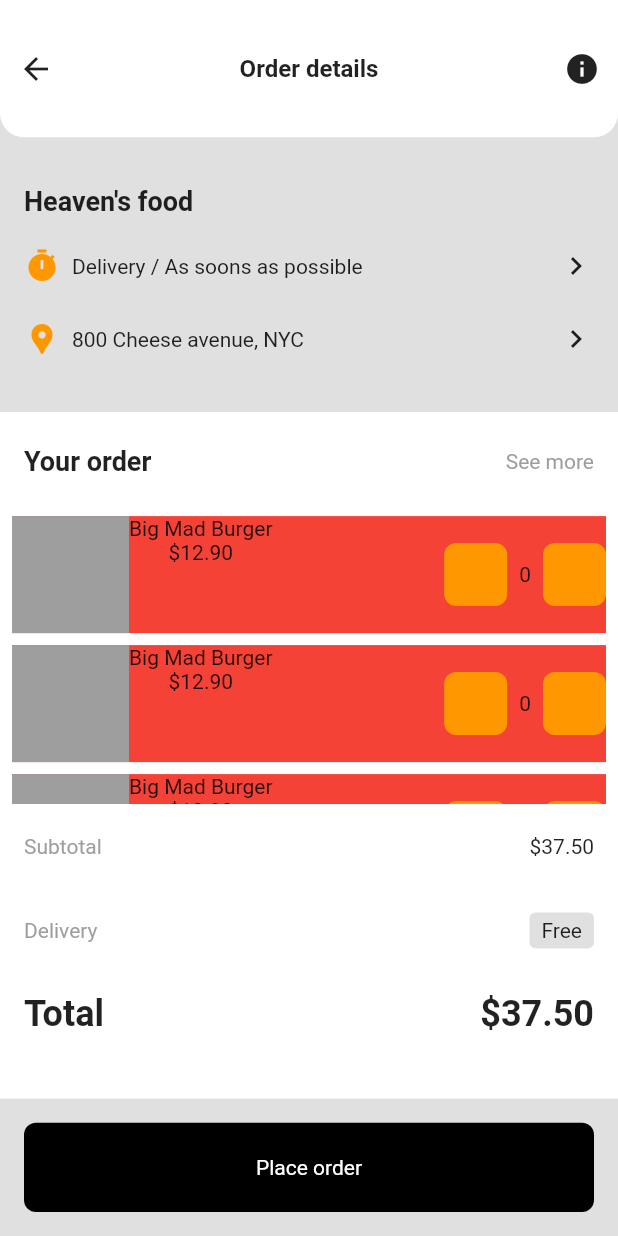
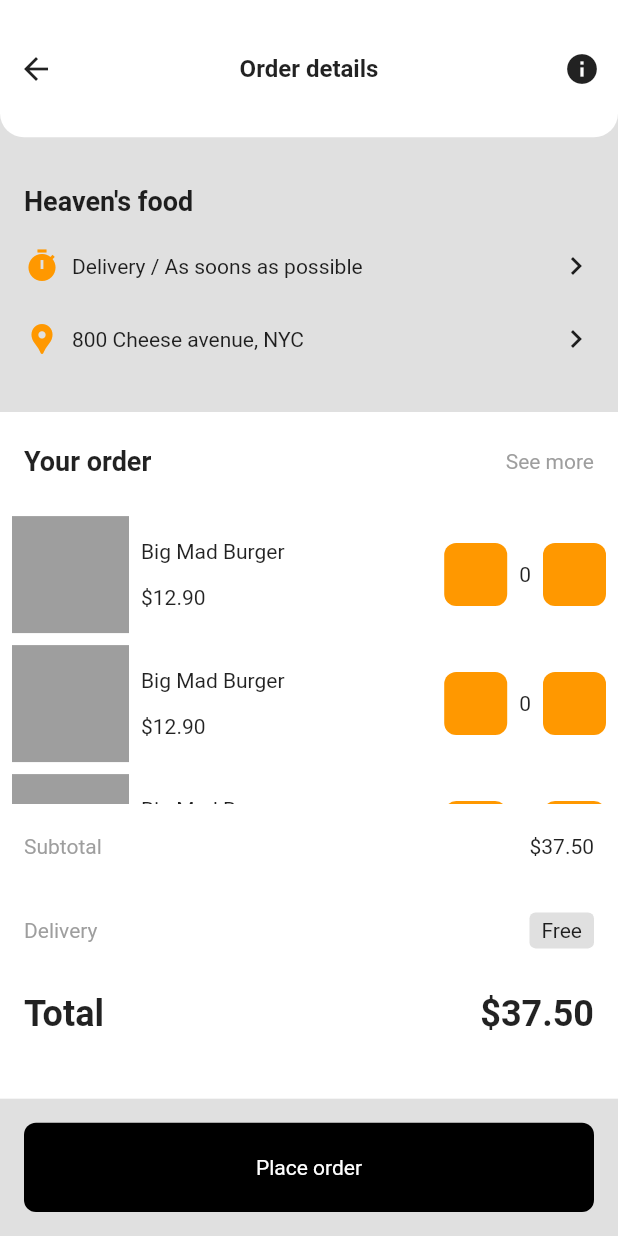
Before and after one commit to JAICHANGPARK/flutter_notebook_11th_story, a Flutter app: the screen it shows after launch, item 2 of the bottom bar chosen, on a phone screen of 412 x 824 dp. Run offline on Flutter 3.47's test engine with Material 2 defaults, Android fonts, the phone set to English and light mode, and no system bars; our stand-ins replace backdrop, badges, flutter_inner_drawer, flutter_slidable, flutter_swiper, google_fonts; network calls fail.

Commit message:
Update food_order_page.dart

```diff
--- a/lib/ep744_food_app/ui/food_order_page.dart
+++ b/lib/ep744_food_app/ui/food_order_page.dart
@@ -128,7 +128,6 @@ class _FoodOrderPageState extends State<FoodOrderPage> {
                             padding: const EdgeInsets.symmetric(vertical: 4,horizontal: 8),
                             child: Container(
                               height: 78,
-                              color: Colors.red,
                               child: Row(
                                 children: [
                                   Container(height: 78,
@@ -136,11 +135,16 @@ class _FoodOrderPageState extends State<FoodOrderPage> {
                                   decoration: BoxDecoration(
                                     color: Colors.grey,
                                   ),),
-                                  Column(
-                                    children: [
-                                      Text("Big Mad Burger"),
-                                      Text("\$12.90"),
-                                    ],
+                                  Padding(
+                                    padding: const EdgeInsets.all(8.0),
+                                    child: Column(
+                                      mainAxisAlignment: MainAxisAlignment.spaceAround,
+                                      crossAxisAlignment: CrossAxisAlignment.start,
+                                      children: [
+                                        Text("Big Mad Burger"),
+                                        Text("\$12.90"),
+                                      ],
+                                    ),
                                   ),
                                   Spacer(),
                                   Container(
```
